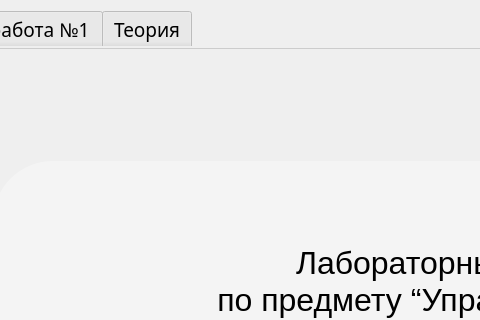
Before: the Qt Designer form interface.ui in aleksgov/py_labs, drawn with Qt 5; both pictures show x 250 to 730 and y 0 to 320 of the 1440 by 810 pixel window.
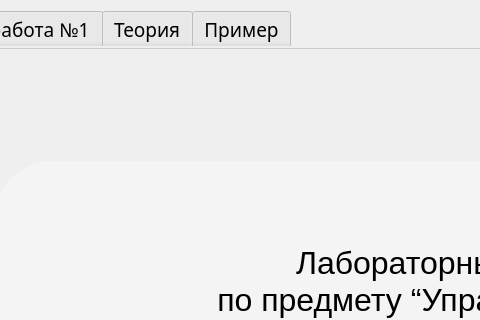
After: the same form once the commit is applied.

Commit message: adding example tab

Diff of the .ui file:
```diff
--- a/interface.ui
+++ b/interface.ui
@@ -500,6 +500,11 @@
         </property>
        </widget>
       </widget>
+      <widget class="QWidget" name="ExampleFirstLabTab">
+       <attribute name="title">
+        <string>Пример</string>
+       </attribute>
+      </widget>
      </widget>
     </item>
    </layout>
```
Left out of the diff: 3 changed lines with no effect on the pictures. The commit also changes 2 other files.
